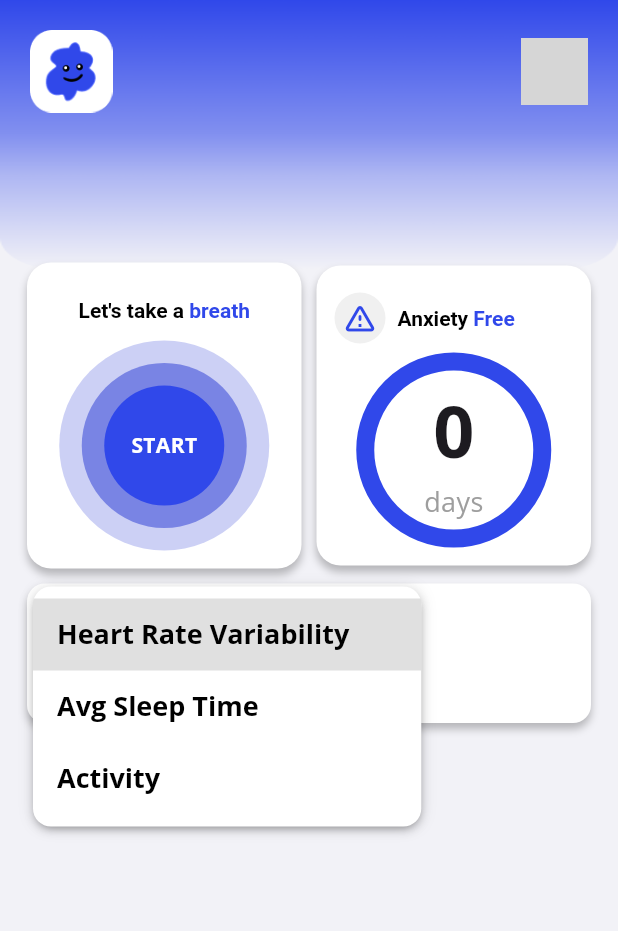
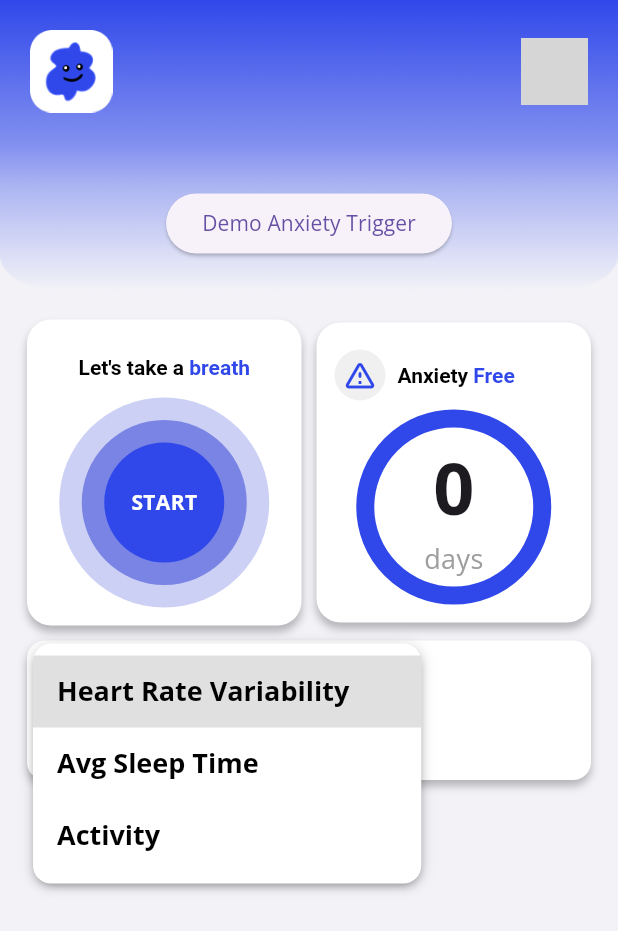
Before and after one commit to dylan-1006/horizon, a Flutter app: the screen it shows once a user with an empty profile is signed in, after a tap on "Heart Rate Variability", on a phone screen of 412 x 824 dp. Shown: the top 931 px of the screen. Run offline on Flutter 3.47's test engine with Material 3 defaults, Android fonts, the phone set to English and light mode, and no system bars; our stand-ins replace cloud_firestore, delightful_toast, firebase_auth, firebase_core, fl_chart, flutter_form_builder and 5 more; missing offline and left inert: segmented_button_slide; accounts and stored records are empty; network calls fail; grey boxes are pictures that could not be loaded.

Commit message:
Updated for demo button on home screen

```diff
--- a/lib/screens/home_screen.dart
+++ b/lib/screens/home_screen.dart
@@ -170,71 +170,51 @@ class _HomeScreenState extends State<HomeScreen> {
                             ),
                           ],
                         ),
+                        SizedBox(height: 50),
+                        ElevatedButton(
+                          onPressed: () async {
+                            final fitbitApiUtils = FitbitApiUtils();
+                            final yesterday = DateTime.now()
+                                .subtract(Duration(days: 1))
+                                .toString()
+                                .split(' ')[0];
+                            final today = DateTime.now()
+                                .toString()
+                                .split(' ')[0]; // Format: YYYY-MM-DD
 
-                        SizedBox(height: 100),
+                            // Show loading indicator
+                            showDialog(
+                              context: context,
+                              barrierDismissible: false,
+                              builder: (context) => const Center(
+                                  child: CircularProgressIndicator()),
+                            );
 
-                        // ElevatedButton(
-                        //   onPressed: () async {
-                        //     final fitbitApiUtils = FitbitApiUtils();
-                        //     final yesterday = DateTime.now()
-                        //         .subtract(Duration(days: 1))
-                        //         .toString()
-                        //         .split(' ')[0];
-                        //     final today = DateTime.now()
-                        //         .toString()
-                        //         .split(' ')[0]; // Format: YYYY-MM-DD
+                            Future.delayed(Duration(seconds: 5), () async {
+                              final sleepData = await PredictionUtils()
+                                  .sendPredictionRequest([
+                                60.75959491729736,
+                                40.021232323232326,
+                                27000321.036327794,
+                                393.07152914671923,
+                                56.625457617572515,
+                                93.77640101379893,
+                                9705,
+                                178,
+                                33,
+                                33,
+                                1196,
+                                -1.547862704
+                              ]);
+                              print(sleepData);
+                            });
 
-                        //     // Show loading indicator
-                        //     showDialog(
-                        //       context: context,
-                        //       barrierDismissible: false,
-                        //       builder: (context) => const Center(
-                        //           child: CircularProgressIndicator()),
-                        //     );
-
-                        //     // Fetch only sleep data
-                        //     final sleepData =
-                        //         await PredictionUtils().sendPredictionRequest([
-                        //       60.75959491729736,
-                        //       40.021232323232326,
-                        //       27000321.036327794,
-                        //       393.07152914671923,
-                        //       56.625457617572515,
-                        //       93.77640101379893,
-                        //       9705,
-                        //       178,
-                        //       33,
-                        //       33,
-                        //       1196,
-                        //       -1.547862704
-                        //     ]);
-
-                        //     Timer.periodic(Duration(seconds: 30),
-                        //         (timer) async {
-                        //       await PredictionUtils().sendPredictionRequest([
-                        //         60.75959491729736,
-                        //         40.021232323232326,
-                        //         27000321.036327794,
-                        //         393.07152914671923,
-                        //         56.625457617572515,
-                        //         93.77640101379893,
-                        //         9705,
-                        //         178,
-                        //         33,
-                        //         33,
-                        //         1196,
-                        //         -1.547862704
-                        //       ]);
-                        //     });
-                        //     print(sleepData);
-                        //     // Dismiss loading indicator
-                        //     Navigator.pop(context);
-
-                        //     // final processedData =
-                        //     //     fitbitApiUtils.processAllData(sleepData);
-                        //   },
-                        //   child: const Text('Fetch Sleep Data'),
-                        // ),
+                            // Dismiss loading indicator
+                            Navigator.pop(context);
+                          },
+                          child: const Text('Demo Anxiety Trigger'),
+                        ),
+                        SizedBox(height: 40),
                         Padding(
                           padding: const EdgeInsets.symmetric(horizontal: 18.0),
                           child: Row(
@@ -277,7 +257,7 @@ class _HomeScreenState extends State<HomeScreen> {
         await PredictionUtils().sendPredictionRequest(extractedData);
     print(predictionResults);
 
-    Timer.periodic(Duration(seconds: 300), (timer) async {
+    Timer.periodic(Duration(seconds: 3000), (timer) async {
       final allData = await fitbitApiUtils.fetchAllData(userId, yesterday);
 
       final processedData = fitbitApiUtils.processAllData(allData);
```
